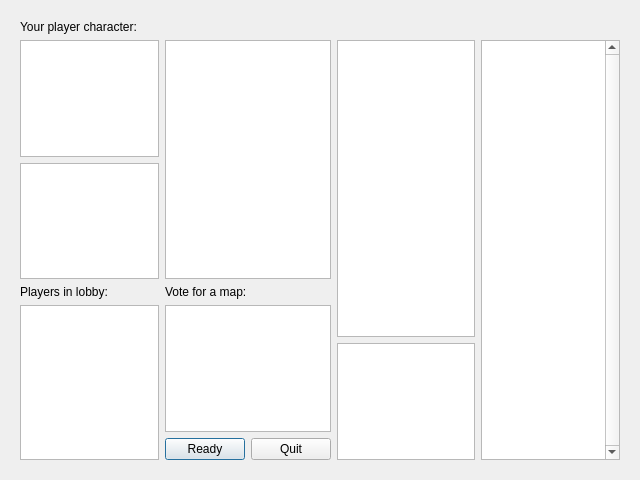
The window that lobby/src/ui/lobby_dialog.ui (Debrugger/platformer-fps) describes before a commit, drawn with Qt 5.
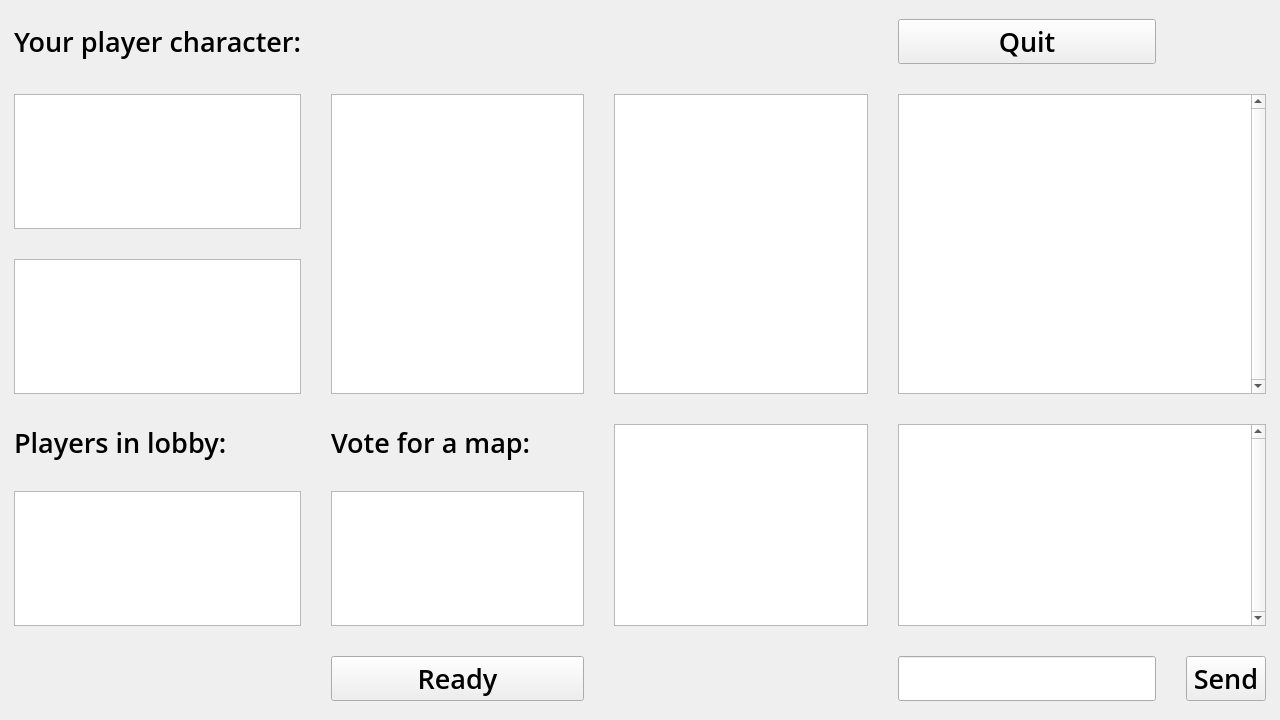
The same window after the commit.

What changed in the file:
```diff
--- a/lobby/src/ui/lobby_dialog.ui
+++ b/lobby/src/ui/lobby_dialog.ui
@@ -1,78 +1,54 @@
 <?xml version="1.0" encoding="UTF-8"?>
 <ui version="4.0">
- <class>LobbyDialog</class>
- <widget class="QDialog" name="LobbyDialog">
+ <class>LobbyWindow</class>
+ <widget class="QMainWindow" name="LobbyWindow">
   <property name="geometry">
    <rect>
     <x>0</x>
     <y>0</y>
-    <width>640</width>
-    <height>480</height>
+    <width>1280</width>
+    <height>720</height>
    </rect>
   </property>
+  <property name="font">
+   <font>
+    <family>Open Sans Semibold</family>
+    <pointsize>20</pointsize>
+    <weight>50</weight>
+    <bold>false</bold>
+   </font>
+  </property>
   <property name="windowTitle">
    <string>MainWindow</string>
   </property>
-  <property name="styleSheet">
-   <string notr="true">font: 63 16pt &quot;Open Sans Semibold&quot;;</string>
-  </property>
-  <layout class="QGridLayout" name="gridLayout_2">
-   <item row="0" column="0">
-    <widget class="QWidget" name="centralwidget" native="true">
-     <property name="styleSheet">
-      <string notr="true"/>
-     </property>
+  <widget class="QWidget" name="centralwidget">
+   <layout class="QGridLayout" name="gridLayout_2">
+    <item row="0" column="0">
      <layout class="QGridLayout" name="gridLayout">
-      <item row="1" column="1" rowspan="2" colspan="2">
-       <widget class="QGraphicsView" name="characterView"/>
-      </item>
-      <item row="4" column="0" rowspan="3">
-       <widget class="QListView" name="userlist"/>
-      </item>
-      <item row="6" column="1">
-       <widget class="QPushButton" name="readyButton">
-        <property name="styleSheet">
-         <string notr="true"/>
-        </property>
-        <property name="text">
-         <string>Ready</string>
-        </property>
-       </widget>
-      </item>
-      <item row="4" column="1" rowspan="2" colspan="2">
-       <widget class="QListWidget" name="mapList"/>
-      </item>
-      <item row="1" column="3" rowspan="4">
-       <widget class="QGraphicsView" name="mapView"/>
-      </item>
-      <item row="5" column="3" rowspan="2">
+      <property name="leftMargin">
+       <number>5</number>
+      </property>
+      <property name="topMargin">
+       <number>10</number>
+      </property>
+      <property name="rightMargin">
+       <number>5</number>
+      </property>
+      <property name="bottomMargin">
+       <number>10</number>
+      </property>
+      <property name="spacing">
+       <number>30</number>
+      </property>
+      <item row="3" column="2" rowspan="2">
        <widget class="QTextEdit" name="map_edit"/>
       </item>
-      <item row="3" column="1" colspan="2">
-       <widget class="QLabel" name="map_label">
-        <property name="styleSheet">
-         <string notr="true"/>
-        </property>
-        <property name="text">
-         <string>Vote for a map:</string>
-        </property>
-       </widget>
+      <item row="1" column="2" rowspan="2">
+       <widget class="QGraphicsView" name="mapView"/>
       </item>
-      <item row="1" column="4" rowspan="6">
-       <widget class="QTextEdit" name="log_edit">
-        <property name="styleSheet">
-         <string notr="true">font: 9pt &quot;Sans Serif&quot;;</string>
-        </property>
-        <property name="verticalScrollBarPolicy">
-         <enum>Qt::ScrollBarAlwaysOn</enum>
-        </property>
-        <property name="horizontalScrollBarPolicy">
-         <enum>Qt::ScrollBarAlwaysOff</enum>
-        </property>
-        <property name="autoFormatting">
-         <set>QTextEdit::AutoNone</set>
-        </property>
-        <property name="readOnly">
+      <item row="1" column="1" rowspan="2">
+       <widget class="QGraphicsView" name="characterView">
+        <property name="autoFillBackground">
          <bool>false</bool>
         </property>
        </widget>
@@ -80,34 +56,183 @@
       <item row="2" column="0">
        <widget class="QTextEdit" name="character_edit"/>
       </item>
-      <item row="1" column="0">
-       <widget class="QListWidget" name="characterList"/>
+      <item row="4" column="1">
+       <widget class="QListWidget" name="mapList">
+        <property name="font">
+         <font>
+          <pointsize>20</pointsize>
+         </font>
+        </property>
+       </widget>
+      </item>
+      <item row="5" column="4">
+       <widget class="QPushButton" name="send_button">
+        <property name="font">
+         <font>
+          <family>Open Sans Semibold</family>
+          <pointsize>20</pointsize>
+          <weight>50</weight>
+          <bold>false</bold>
+         </font>
+        </property>
+        <property name="text">
+         <string>Send</string>
+        </property>
+       </widget>
       </item>
       <item row="0" column="0">
        <widget class="QLabel" name="characterlabel">
+        <property name="font">
+         <font>
+          <pointsize>20</pointsize>
+          <weight>50</weight>
+          <bold>false</bold>
+         </font>
+        </property>
         <property name="text">
          <string>Your player character:</string>
         </property>
        </widget>
       </item>
-      <item row="6" column="2">
-       <widget class="QPushButton" name="quitButton">
-        <property name="text">
-         <string>Quit</string>
+      <item row="1" column="3" rowspan="2" colspan="2">
+       <widget class="QTextEdit" name="log_edit">
+        <property name="font">
+         <font>
+          <family>Sans Serif</family>
+          <pointsize>9</pointsize>
+          <weight>50</weight>
+          <italic>false</italic>
+          <bold>false</bold>
+         </font>
+        </property>
+        <property name="styleSheet">
+         <string notr="true">font: 9pt &quot;Sans Serif&quot;;</string>
+        </property>
+        <property name="verticalScrollBarPolicy">
+         <enum>Qt::ScrollBarAlwaysOn</enum>
+        </property>
+        <property name="horizontalScrollBarPolicy">
+         <enum>Qt::ScrollBarAlwaysOff</enum>
+        </property>
+        <property name="autoFormatting">
+         <set>QTextEdit::AutoNone</set>
+        </property>
+        <property name="readOnly">
+         <bool>false</bool>
+        </property>
+       </widget>
+      </item>
+      <item row="3" column="3" rowspan="2" colspan="2">
+       <widget class="QTextEdit" name="chat_edit">
+        <property name="font">
+         <font>
+          <family>Open Sans Semibold</family>
+          <weight>50</weight>
+          <bold>false</bold>
+         </font>
+        </property>
+        <property name="verticalScrollBarPolicy">
+         <enum>Qt::ScrollBarAlwaysOn</enum>
+        </property>
+        <property name="horizontalScrollBarPolicy">
+         <enum>Qt::ScrollBarAlwaysOff</enum>
         </property>
        </widget>
       </item>
       <item row="3" column="0">
        <widget class="QLabel" name="user_label">
+        <property name="font">
+         <font>
+          <pointsize>20</pointsize>
+         </font>
+        </property>
         <property name="text">
          <string>Players in lobby:</string>
         </property>
        </widget>
       </item>
+      <item row="4" column="0">
+       <widget class="QListView" name="userlist">
+        <property name="font">
+         <font>
+          <pointsize>20</pointsize>
+         </font>
+        </property>
+       </widget>
+      </item>
+      <item row="3" column="1">
+       <widget class="QLabel" name="map_label">
+        <property name="font">
+         <font>
+          <pointsize>20</pointsize>
+          <weight>50</weight>
+          <bold>false</bold>
+         </font>
+        </property>
+        <property name="styleSheet">
+         <string notr="true"/>
+        </property>
+        <property name="text">
+         <string>Vote for a map:</string>
+        </property>
+       </widget>
+      </item>
+      <item row="1" column="0">
+       <widget class="QListWidget" name="characterList">
+        <property name="font">
+         <font>
+          <pointsize>20</pointsize>
+         </font>
+        </property>
+        <property name="currentRow">
+         <number>-1</number>
+        </property>
+        <property name="sortingEnabled">
+         <bool>false</bool>
+        </property>
+       </widget>
+      </item>
+      <item row="5" column="1">
+       <widget class="QPushButton" name="readyButton">
+        <property name="font">
+         <font>
+          <pointsize>20</pointsize>
+         </font>
+        </property>
+        <property name="styleSheet">
+         <string notr="true"/>
+        </property>
+        <property name="text">
+         <string>Ready</string>
+        </property>
+       </widget>
+      </item>
+      <item row="0" column="3">
+       <widget class="QPushButton" name="quitButton">
+        <property name="font">
+         <font>
+          <pointsize>20</pointsize>
+         </font>
+        </property>
+        <property name="text">
+         <string>Quit</string>
+        </property>
+       </widget>
+      </item>
+      <item row="5" column="3">
+       <widget class="QLineEdit" name="chat_line">
+        <property name="sizePolicy">
+         <sizepolicy hsizetype="Expanding" vsizetype="Maximum">
+          <horstretch>0</horstretch>
+          <verstretch>0</verstretch>
+         </sizepolicy>
+        </property>
+       </widget>
+      </item>
      </layout>
-    </widget>
-   </item>
-  </layout>
+    </item>
+   </layout>
+  </widget>
  </widget>
  <resources/>
  <connections/>
```
